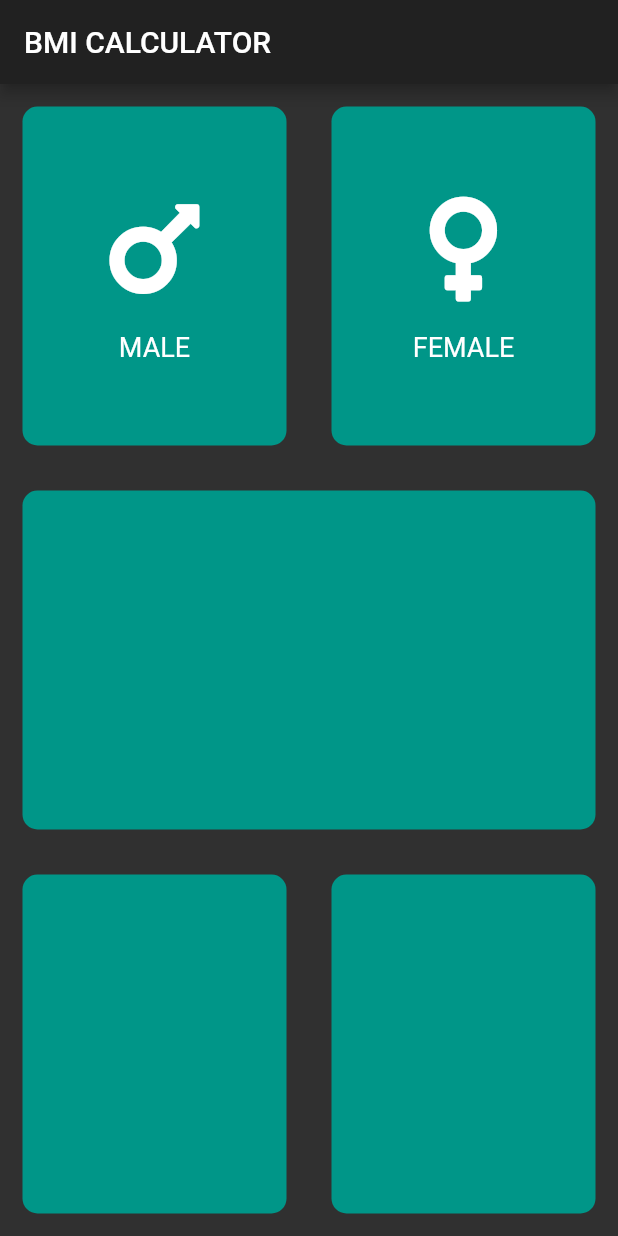
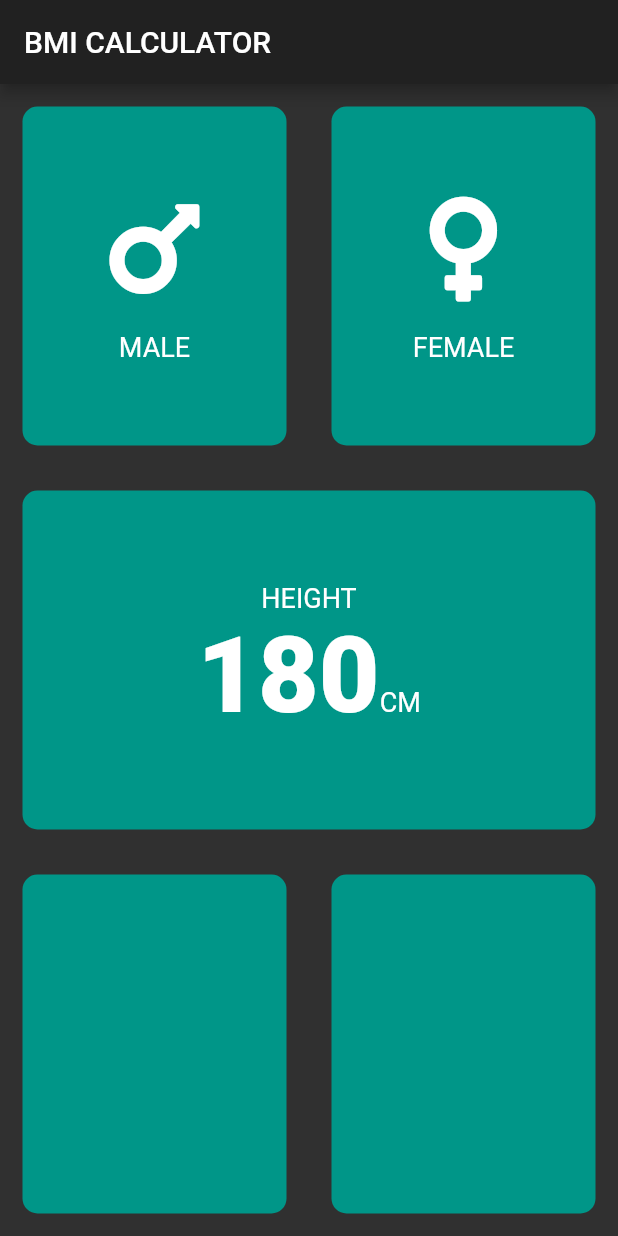
Before and after one commit to sharifc2016/my_bmi, a Flutter app: the screen it shows after launch, on a phone screen of 412 x 824 dp. Run offline on Flutter 3.47's test engine with Material 2 defaults, Android fonts, the phone set to English and light mode, and no system bars; our stand-ins replace font_awesome_flutter.

Commit message:
add height text and design

```diff
--- a/lib/input_page.dart
+++ b/lib/input_page.dart
@@ -70,7 +70,37 @@ class _InputPageState extends State<InputPage> {
           child: ReusableCard(
             onPress: () {},
             color: cardColor,
-            child: child,
+            child: Column(
+              mainAxisAlignment: MainAxisAlignment.center,
+              children: [
+                Text(
+                  "HEIGHT",
+                  style: TextStyle(
+                    fontSize: 18.0,
+                  ),
+                ),
+                Row(
+                  mainAxisAlignment: MainAxisAlignment.center,
+                  crossAxisAlignment: CrossAxisAlignment.baseline,
+                  textBaseline: TextBaseline.alphabetic,
+                  children: [
+                    Text(
+                      "180",
+                      style: TextStyle(
+                        fontSize: 70,
+                        fontWeight: FontWeight.w900,
+                      ),
+                    ),
+                    Text(
+                      "CM",
+                      style: TextStyle(
+                        fontSize: 18,
+                      ),
+                    ),
+                  ],
+                ),
+              ],
+            ),
           ),
         ),
       ],
```
